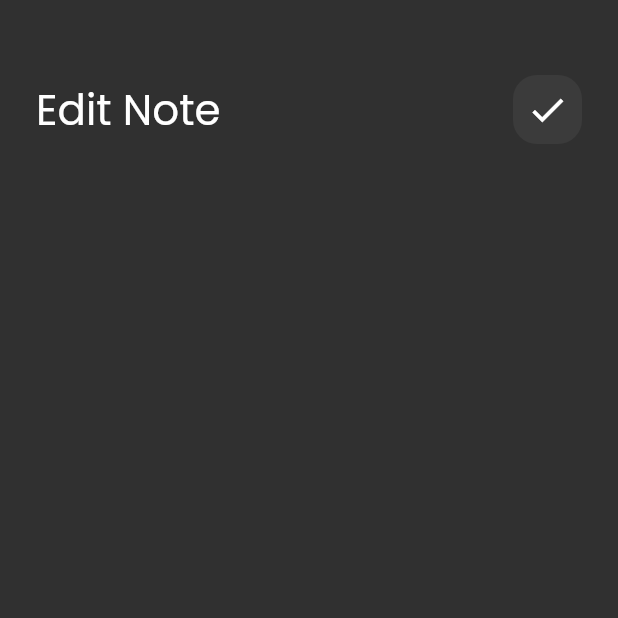
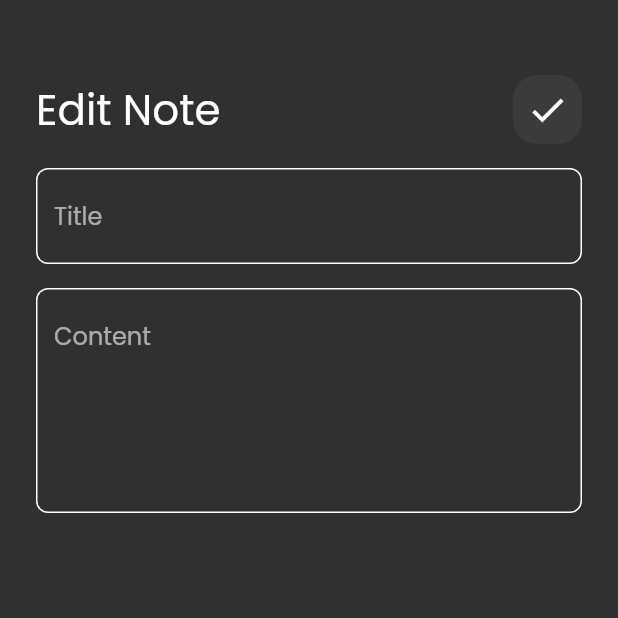
Before and after one commit to abody2002022/note_app, a Flutter app: the EditNoteView screen opened directly, on a phone screen of 412 x 824 dp, the top half of it. Run offline on Flutter 3.47's test engine with Material 2 defaults, Android fonts, the phone set to English and light mode, and no system bars; our stand-ins replace font_awesome_flutter, hive, hive_flutter; accounts and stored records are empty.

```diff
--- a/lib/views/widgets/Custom _text_fiels.dart
+++ b/lib/views/widgets/Custom _text_fiels.dart
@@ -4,12 +4,22 @@ import 'package:flutter/src/widgets/placeholder.dart';
 import 'package:note_app/views/widgets/constance.dart';
 
 class CustomTextField extends StatelessWidget {
-  const CustomTextField({super.key, required this.hint, this.maxLines = 1});
+  const CustomTextField(
+      {super.key, required this.hint, this.maxLines = 1, this.onsaved});
   final String hint;
   final int maxLines;
+  final Function(String?)? onsaved;
   @override
   Widget build(BuildContext context) {
-    return TextField(
+    return TextFormField(
+      onSaved: onsaved,
+      validator: (value) {
+        if (value?.isEmpty ?? true) {
+          return 'Field is required';
+        } else {
+          return null;
+        }
+      },
       cursorColor: Kprimarycolor,
       maxLines: maxLines,
       decoration: InputDecoration(
--- a/lib/views/widgets/edit_view_body.dart
+++ b/lib/views/widgets/edit_view_body.dart
@@ -1,6 +1,7 @@
 import 'package:flutter/material.dart';
 import 'package:flutter/src/widgets/framework.dart';
 import 'package:flutter/src/widgets/placeholder.dart';
+import 'package:note_app/views/widgets/Custom%20_text_fiels.dart';
 
 import 'custom_appbar.dart';
 
@@ -19,7 +20,18 @@ class EditNoteViewBody extends StatelessWidget {
           CustomAppbar(
             title: 'Edit Note',
             icon: Icons.check,
-          )
+          ),
+          SizedBox(
+            height: 16,
+          ),
+          CustomTextField(hint: 'Title'),
+          SizedBox(
+            height: 16,
+          ),
+          CustomTextField(
+            hint: 'Content',
+            maxLines: 5,
+          ),
         ],
       ),
     );
```
Also changed, not shown: lib/views/widgets/Custom_button.dart (+6 -3 lines), lib/views/widgets/add_model_bottom_sheet.dart (+42 -4 lines).
